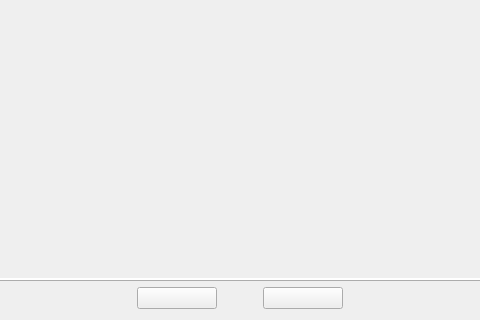
First picture: the form in ImageWizard/imagewizard.ui, repository coltoncandy/Image-Generator-Wizard, before the edit; both pictures show x 400 to 880 and y 400 to 720 of the 1280 by 720 pixel window.
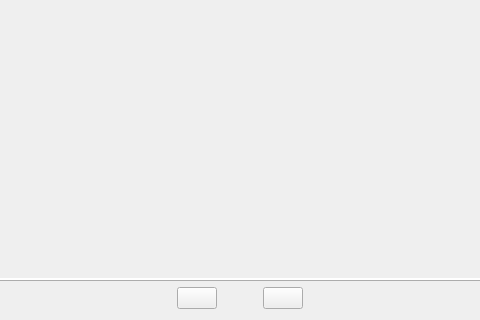
Second picture: the form after the edit.

Patch:
```diff
--- a/ImageWizard/imagewizard.ui
+++ b/ImageWizard/imagewizard.ui
@@ -72,7 +72,7 @@
         <string notr="true"/>
        </property>
        <property name="text">
-        <string>  </string>
+        <string/>
        </property>
       </widget>
      </item>
@@ -98,7 +98,7 @@
         <string notr="true"/>
        </property>
        <property name="text">
-        <string>  </string>
+        <string/>
        </property>
       </widget>
      </item>
```
Left out of the diff: 3 changed lines with no effect on the pictures.
